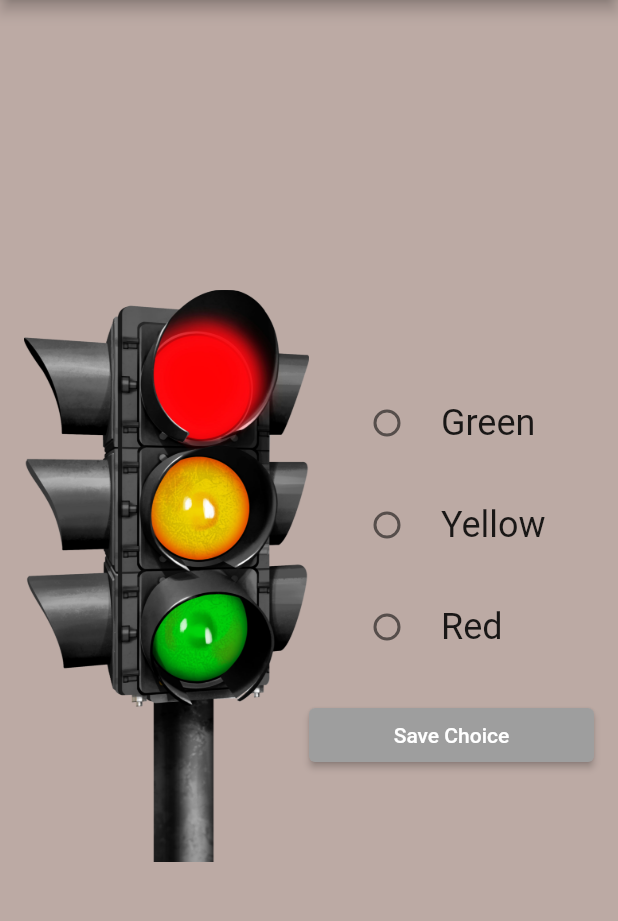
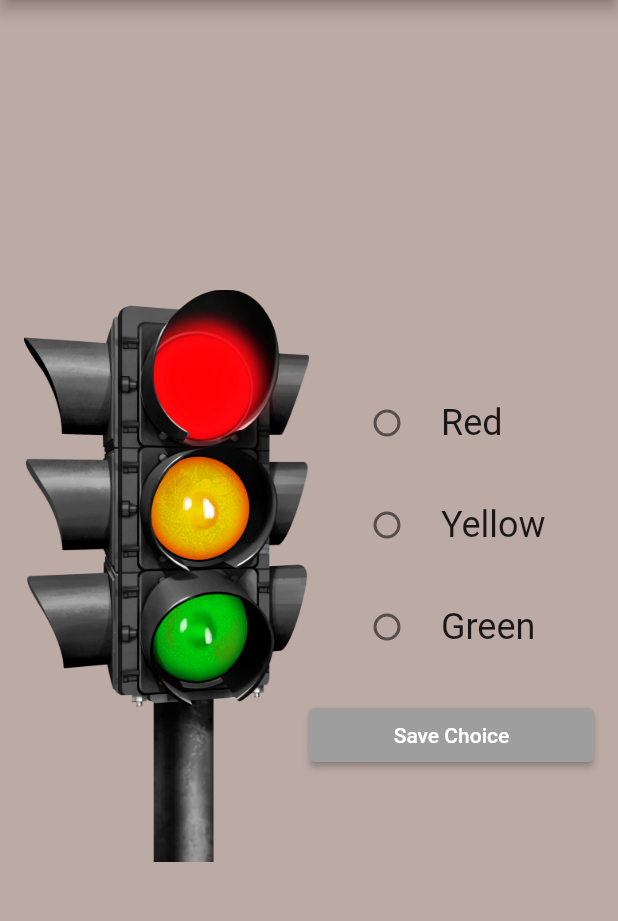
Before and after one commit to BadCodingGuy/final_year_project, a Flutter app: the TrafficLightsSelection screen opened directly, on a phone screen of 412 x 824 dp, the part 84-1005 px from its top. Run offline on Flutter 3.47's test engine with Material 2 defaults, Android fonts, the light colour scheme and no system bars; our stand-ins replace audioplayers, cloud_firestore, confetti, firebase_auth, firebase_core, flutter_fortune_wheel and 2 more; missing offline and left inert: flutter_timer_countdown; accounts and stored records are empty.

Commit message:
traffic lights ready

```diff
--- a/lib/Screens/Student pages/traffic_lights.dart
+++ b/lib/Screens/Student pages/traffic_lights.dart
@@ -89,7 +89,6 @@ class _TrafficLightsSelectionState extends State<TrafficLightsSelection> {
   }
 
 
-
   @override
   Widget build(BuildContext context) {
     return Scaffold(
@@ -144,18 +143,19 @@ class _TrafficLightsSelectionState extends State<TrafficLightsSelection> {
                       crossAxisAlignment: CrossAxisAlignment.start,
                       children: [
                         RadioListTile<String>(
-                          title: Text('Green', style: TextStyle(fontSize: 24.0)),
-                          value: 'Green',
+                          title: Text('Red', style: TextStyle(fontSize: 24.0)),
+                          value: 'Red',
                           groupValue: _selectedColor,
                           onChanged: (value) {
                             print('Selected Color: $value');
                             setState(() => _selectedColor = value);
                           },
-                          activeColor: Colors.green,
+                          activeColor: Colors.red,
                         ),
                         SizedBox(height: 12),
                         RadioListTile<String>(
-                          title: Text('Yellow', style: TextStyle(fontSize: 24.0)),
+                          title: Text('Yellow', style: TextStyle(
+                              fontSize: 24.0)),
                           value: 'Yellow',
                           groupValue: _selectedColor,
                           onChanged: (value) {
@@ -166,14 +166,15 @@ class _TrafficLightsSelectionState extends State<TrafficLightsSelection> {
                         ),
                         SizedBox(height: 12),
                         RadioListTile<String>(
-                          title: Text('Red', style: TextStyle(fontSize: 24.0)),
-                          value: 'Red',
+                          title: Text('Green', style: TextStyle(
+                              fontSize: 24.0)),
+                          value: 'Green',
                           groupValue: _selectedColor,
                           onChanged: (value) {
                             print('Selected Color: $value');
                             setState(() => _selectedColor = value);
                           },
-                          activeColor: Colors.red,
+                          activeColor: Colors.green,
                         ),
                       ],
                     ),
```
